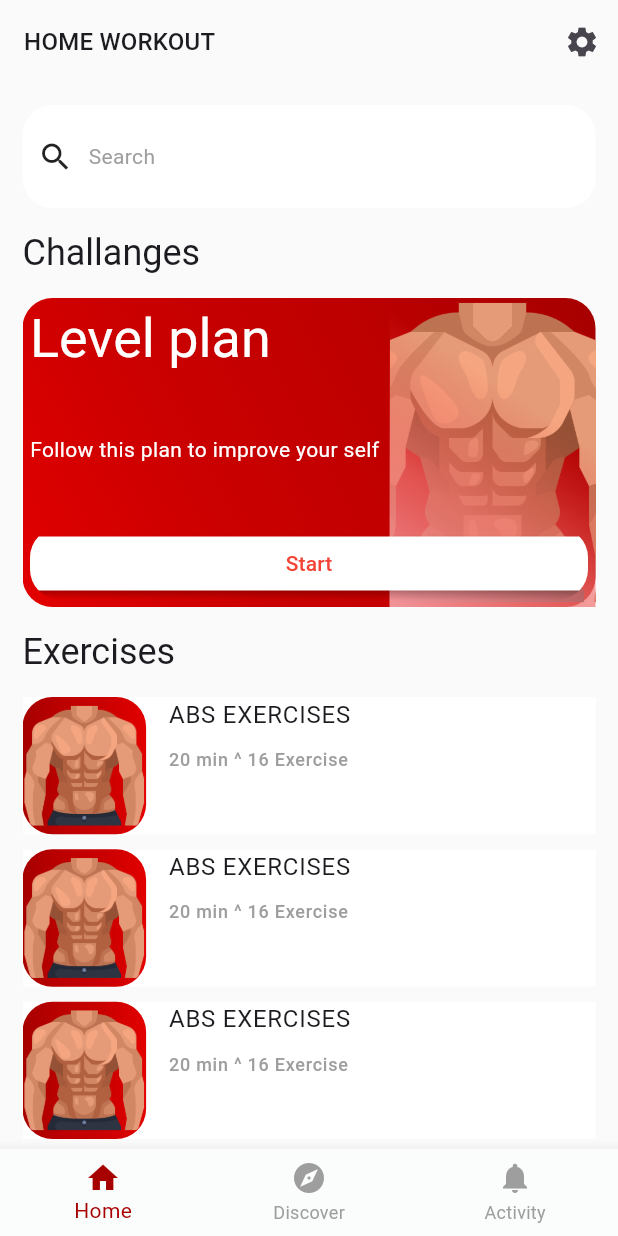
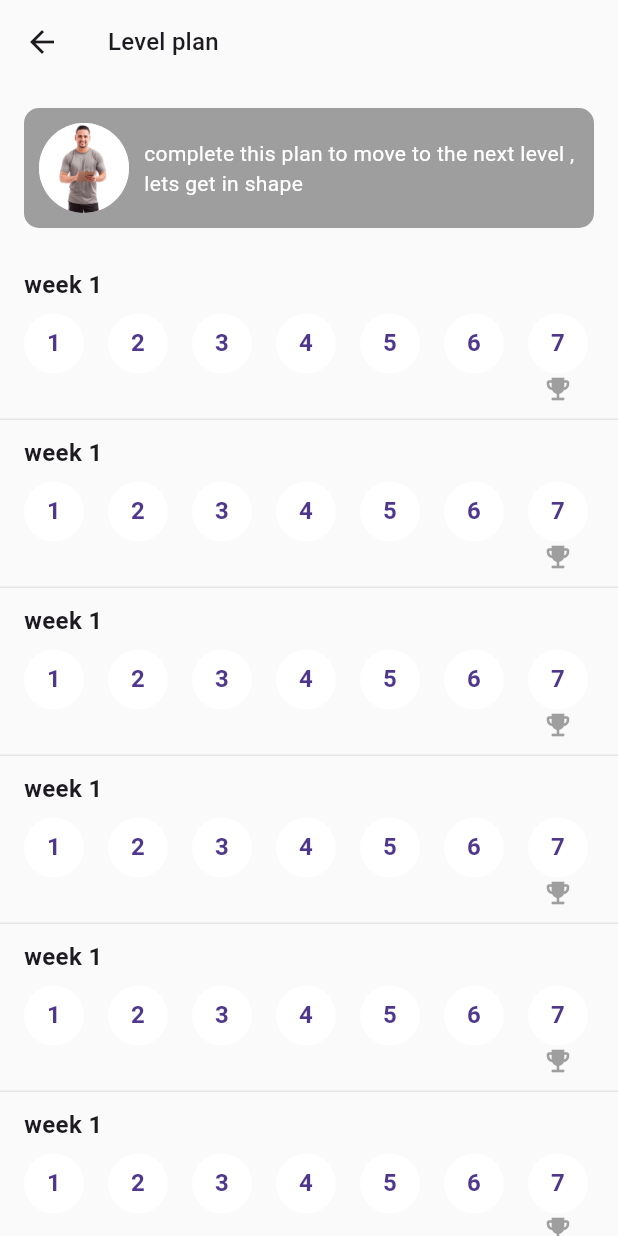
Before and after one commit to JalalKakhi/IT_WorkOut, a Flutter app: the screen it shows after launch, after a tap on "Start", on a phone screen of 412 x 824 dp. Run offline on Flutter 3.47's test engine with Material 3 defaults, Android fonts, the phone set to English and light mode, and no system bars; our stand-ins replace carousel_slider, dio, flutter_bloc, hexcolor, lottie, percent_indicator; network calls fail.

Commit message:
this is the exersises_screen and the paln screen

```diff
--- a/lib/IT_workout/modules/homeGym/homeGym.dart
+++ b/lib/IT_workout/modules/homeGym/homeGym.dart
@@ -1,3 +1,4 @@
+import 'package:IT_workout/IT_workout/modules/planScreen/plan_screen.dart';
 import 'package:IT_workout/IT_workout/shared/combonents/combontents.dart';
 import 'package:IT_workout/IT_workout/shared/style/colors.dart';
 import 'package:flutter/material.dart';
@@ -75,7 +76,9 @@ class HomeGym extends StatelessWidget {
                   borderRadius: BorderRadius.circular(20),
                 ),
                 child: MaterialButton(
-                  onPressed:(){},
+                  onPressed:(){
+                    navigate(context, PlanScreen());
+                  },
                   color: Colors.white,
                   child: const Text("Start",style: TextStyle(color: Colors.red),),
                 ),
--- /dev/null
+++ b/lib/IT_workout/modules/planScreen/plan_screen.dart
@@ -0,0 +1,109 @@
+import 'package:IT_workout/IT_workout/modules/exercisesScreen/exercises_screen.dart';
+import 'package:IT_workout/IT_workout/modules/trainingScreen/training_screen.dart';
+import 'package:IT_workout/IT_workout/shared/combonents/combontents.dart';
+import 'package:IT_workout/IT_workout/shared/style/colors.dart';
+import 'package:flutter/material.dart';
+import 'package:IT_workout/main.dart';
+
+class PlanScreen extends StatelessWidget {
+  const PlanScreen({super.key});
+  Widget buildDayButton(int day,context) {
+    return InkWell(
+     onTap: (){
+       navigate(context, ExercisesScreen());
+     },
+      child: CircleAvatar(
+        backgroundColor: Colors.white,
+        child: Text(
+          '$day',
+          style: TextStyle(fontWeight: FontWeight.bold),
+        ),
+      ),
+    );
+  }
+
+  Widget buildWeekRow(int weekIndex,context) {
+    return Padding(
+      padding: const EdgeInsets.symmetric(vertical: 10.0, horizontal: 16),
+      child: Column(
+        crossAxisAlignment: CrossAxisAlignment.start,
+        children: [
+          Text(
+            "week $weekIndex",
+            style: TextStyle(fontWeight: FontWeight.bold, fontSize: 16),
+          ),
+          const SizedBox(height: 8),
+          Wrap(
+            spacing: 16,
+            runSpacing: 12,
+            children: List.generate(7, (index) {
+              if (index == 6) {
+                return Column(
+                  children: [
+                    buildDayButton(index + 1,context),
+                    Icon(Icons.emoji_events, size: 20, color: Colors.grey),
+                  ],
+                );
+              } else {
+                return buildDayButton(index+1, context);
+              }
+            }),
+          ),
+        ],
+      ),
+    );
+  }
+
+
+  @override
+  Widget build(BuildContext context) {
+    return SafeArea(
+      child: Scaffold(
+        appBar: AppBar(
+          title: Text("Level plan"),
+        ),
+        body: Column(
+          children: [
+
+            Padding(
+              padding:   const EdgeInsets.all(16.0),
+              child:  Container(
+                padding: const EdgeInsets.all(10),
+                decoration: BoxDecoration(
+                  color: Colors.grey,
+                  borderRadius: BorderRadius.circular(10),
+                ),
+                child:  Row
+                  (
+                  children: [
+                    const CircleAvatar(
+                      radius: 30,
+                      backgroundImage:AssetImage('assets/images/coach image.jpg'),
+                    ),
+                     const SizedBox(width: 10),
+                     Expanded(
+                       child: Text(
+                         "complete this plan to move to the next level , lets get in shape ",
+                         maxLines: 2,
+                         overflow: TextOverflow.ellipsis,
+                         style: Theme.of(context).textTheme.bodyMedium!.copyWith(color: Colors.white),
+
+                       ),
+                     ),
+                  ],
+                ),
+              ),
+            ),
+            Expanded(
+              child: ListView.separated(
+                  itemBuilder: (context, index) => buildWeekRow(1,context),
+                  separatorBuilder: (context, index) => makeSeparatorLine(),
+                  itemCount: 10
+              )
+            ),
+          ],
+        ),
+      ),
+    );
+  }
+}
--- a/lib/IT_workout/shared/combonents/combontents.dart
+++ b/lib/IT_workout/shared/combonents/combontents.dart
@@ -1,10 +1,11 @@
+import 'package:IT_workout/IT_workout/modules/exercisesScreen/exercises_screen.dart';
 import 'package:IT_workout/IT_workout/modules/trainingScreen/training_screen.dart';
 import 'package:IT_workout/IT_workout/shared/style/colors.dart';
 import 'package:flutter/material.dart';
 
 Widget WorkoutShape (context) =>InkWell(
   onTap: (){
-    navigate(context, TrainingScreen());
+    navigate(context, ExercisesScreen());
   },
   child: Container(
     width: double.infinity,
@@ -55,19 +56,31 @@ void navigate(context,Widget screen){
 
 Widget makeMaterialButton({
   Color? color,
+  double height=60,
+  double? width,
   required bool border,
+  required void Function()? onPressed,
+  required String name,
 }){
   return Container(
     clipBehavior: Clip.antiAliasWithSaveLayer,
-    height: 60,
+    height: height,
+    width: width,
     decoration: BoxDecoration(
       borderRadius: BorderRadius.circular(20),
       border: border ? Border.all(color: MyHexColors.grey,width: 2) : null ,
     ),
     child: MaterialButton(
-      onPressed: (){},
-      child: Text("Restart"),
+      onPressed: onPressed,
       color: color,
+      child: Text(name),
     ),
   );
 }
+
+Widget makeSeparatorLine(){
+  return Container(
+    color: MyHexColors.grey,
+    height: 1,
+  );
+}
--- a/lib/main.dart
+++ b/lib/main.dart
@@ -1,5 +1,7 @@
 
 import 'package:IT_workout/IT_workout/layout/layout_screen.dart';
+import 'package:IT_workout/IT_workout/modules/exercisesScreen/exercises_screen.dart';
+import 'package:IT_workout/IT_workout/modules/planScreen/plan_screen.dart';
 import 'package:IT_workout/IT_workout/modules/trainingScreen/training_screen.dart';
 import 'package:IT_workout/IT_workout/shared/bloc_observer.dart';
 import 'package:IT_workout/IT_workout/shared/networking/remote/dio_helper.dart';
```
Also changed, not shown: lib/IT_workout/modules/exercisesScreen/exercises_screen.dart (added, +123 -0 lines), lib/IT_workout/modules/trainingScreen/training_screen.dart (+12 -2 lines), lib/test.dart (added, +166 -0 lines), assets/images/coach image.jpg (added).
